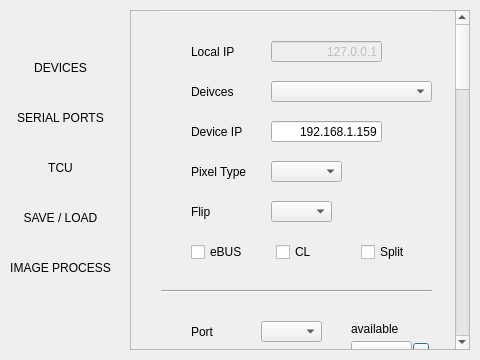
This is src/visual/preferences.ui in yilp7/img_proc_demo as Qt 5 draws it before an edit. The edited form follows.
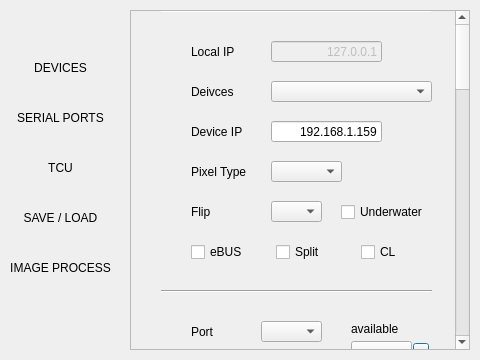
This is the edited form. Custom widgets are drawn as their Qt base class.

The edit to the form file:
```diff
--- a/src/visual/preferences.ui
+++ b/src/visual/preferences.ui
@@ -510,7 +510,7 @@
     <property name="geometry">
      <rect>
       <x>0</x>
-      <y>0</y>
+      <y>-188</y>
       <width>324</width>
       <height>1620</height>
      </rect>
@@ -591,7 +591,7 @@
      <widget class="QCheckBox" name="SPLIT_CHK">
       <property name="geometry">
        <rect>
-        <x>210</x>
+        <x>125</x>
         <y>220</y>
         <width>71</width>
         <height>22</height>
@@ -674,7 +674,7 @@
        <rect>
         <x>120</x>
         <y>180</y>
-        <width>61</width>
+        <width>51</width>
         <height>21</height>
        </rect>
       </property>
@@ -747,7 +747,7 @@
      <widget class="QCheckBox" name="CAMERALINK_CHK">
       <property name="geometry">
        <rect>
-        <x>125</x>
+        <x>210</x>
         <y>220</y>
         <width>71</width>
         <height>22</height>
@@ -757,6 +757,19 @@
        <string>CL</string>
       </property>
      </widget>
+     <widget class="QCheckBox" name="UNDERWATER_CHK">
+      <property name="geometry">
+       <rect>
+        <x>190</x>
+        <y>180</y>
+        <width>91</width>
+        <height>22</height>
+       </rect>
+      </property>
+      <property name="text">
+       <string>Underwater</string>
+      </property>
+     </widget>
     </widget>
     <widget class="QFrame" name="SERIAL_PORTS_GRP">
      <property name="geometry">
```
Left out of the diff: 14 changed lines with no effect on the pictures.
